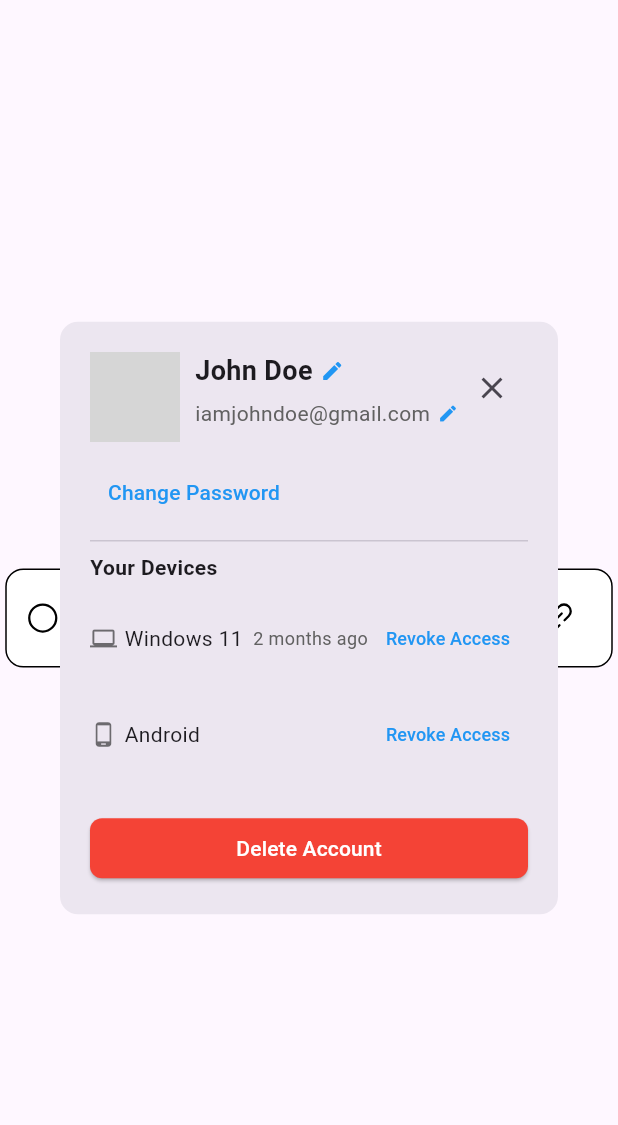
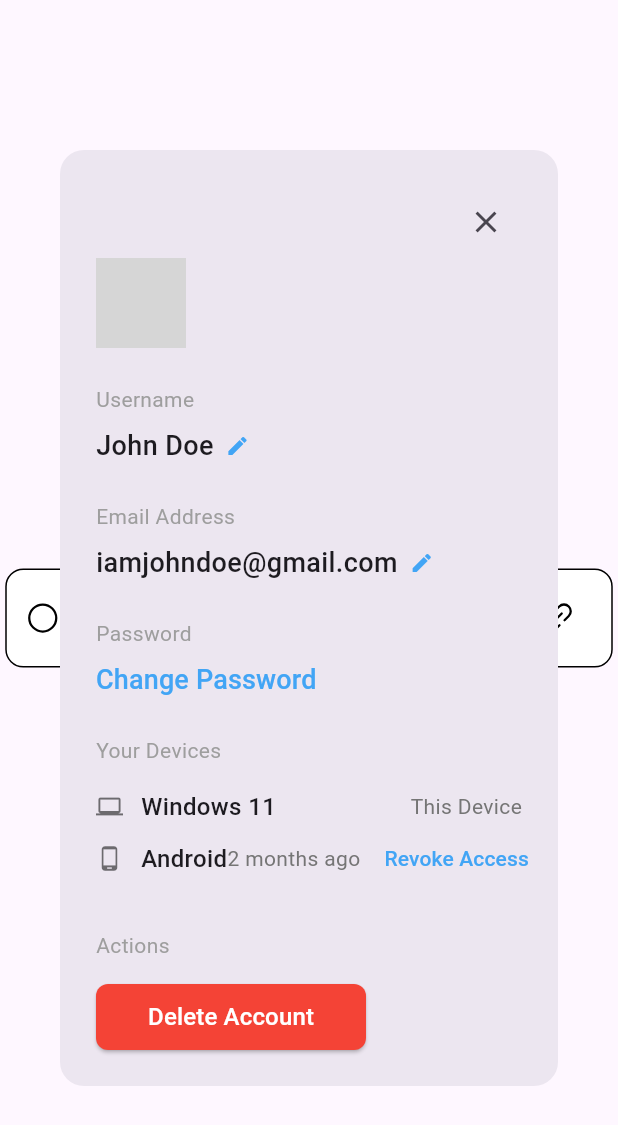
Before and after one commit to CookethOrg/Cooketh-Flow, a Flutter app: the TestScreen screen opened directly, on a phone screen of 412 x 824 dp. Shown: the top 1125 px of the screen. Run offline on Flutter 3.47's test engine with Material 3 defaults, Android fonts, the phone set to English and light mode, and no system bars; our stand-ins replace carousel_slider, dotted_border, flutter_dotenv, flutter_screenutil, google_fonts, hive_flutter and 2 more; accounts and stored records are empty; network calls fail; grey boxes are pictures that could not be loaded.

Commit message:
fix: ui of popup box

```diff
--- a/lib/core/widgets/drawers/dashboard_drawer.dart
+++ b/lib/core/widgets/drawers/dashboard_drawer.dart
@@ -1,6 +1,7 @@
 import 'package:cookethflow/core/services/supabase_service.dart';
 import 'package:cookethflow/providers/authentication_provider.dart';
 import 'package:cookethflow/providers/dashboard_provider.dart';
+import 'package:cookethflow/core/widgets/popup_box.dart';
 import 'package:cookethflow/screens/log_in.dart';
 import 'package:flutter/material.dart';
 import 'package:phosphor_flutter/phosphor_flutter.dart';
@@ -64,7 +65,15 @@ class DashboardDrawer extends StatelessWidget {
                                         fontFamily: 'Frederik', fontSize: 20),
                                   ),
                                   IconButton(
-                                      onPressed: () {},
+                                      onPressed: () {
+                                        // Show the ProfileDialog
+                                        showDialog(
+                                          context: context,
+                                          builder: (BuildContext context) {
+                                            return const ProfileDialog();
+                                          },
+                                        );
+                                      },
                                       icon: Icon(
                                           Icons.keyboard_arrow_down_outlined)),
                                   SizedBox(
--- a/lib/core/widgets/popup_box.dart
+++ b/lib/core/widgets/popup_box.dart
@@ -6,88 +6,168 @@ class ProfileDialog extends StatelessWidget {
   @override
   Widget build(BuildContext context) {
     return Dialog(
-      shape: RoundedRectangleBorder(borderRadius: BorderRadius.circular(12.0)),
+      shape: RoundedRectangleBorder(borderRadius: BorderRadius.circular(16.0)),
       child: Padding(
-        padding: const EdgeInsets.all(20.0),
+        padding: const EdgeInsets.all(24.0),
         child: Column(
           mainAxisSize: MainAxisSize.min,
           crossAxisAlignment: CrossAxisAlignment.start,
           children: [
-            // Header Row
+            // Header with Close Button
             Row(
-              crossAxisAlignment: CrossAxisAlignment.start,
+              mainAxisAlignment: MainAxisAlignment.end,
               children: [
-                // Profile Image
-                CircleAvatar(
-                  radius: 30,
-                  backgroundImage: NetworkImage("https://your-profile-image-link.com"),
-                ),
-                const SizedBox(width: 10),
-
-                // Username & Email
-                Expanded(
-                  child: Column(
-                    crossAxisAlignment: CrossAxisAlignment.start,
-                    children: [
-                      Row(
-                        children: [
-                          const Text("John Doe", style: TextStyle(fontSize: 18, fontWeight: FontWeight.bold)),
-                          const SizedBox(width: 5),
-                          Icon(Icons.edit, size: 16, color: Colors.blue),
-                        ],
-                      ),
-                      const SizedBox(height: 5),
-                      Row(
-                        children: [
-                          Text("iamjohndoe@gmail.com", style: TextStyle(fontSize: 14, color: Colors.grey[700])),
-                          const SizedBox(width: 5),
-                          Icon(Icons.edit, size: 14, color: Colors.blue),
-                        ],
-                      ),
-                    ],
-                  ),
-                ),
-
-                // Close Button
                 IconButton(
-                  icon: const Icon(Icons.close),
+                  icon: const Icon(Icons.close, size: 24),
+                  padding: EdgeInsets.zero,
+                  constraints: const BoxConstraints(),
                   onPressed: () => Navigator.pop(context),
                 ),
               ],
             ),
 
-            const SizedBox(height: 10),
-
-            // Change Password
-            TextButton(
-              onPressed: () {},
-              child: const Text("Change Password", style: TextStyle(color: Colors.blue)),
-            ),
-
-            const Divider(),
-
-            // Devices Section
-            const Text("Your Devices", style: TextStyle(fontWeight: FontWeight.bold)),
-            const SizedBox(height: 5),
-            Column(
+            // Username Section
+            Row(
+              crossAxisAlignment: CrossAxisAlignment.start,
               children: [
-                _deviceTile("Windows 11", Icons.computer, "2 months ago"),
-                _deviceTile("Android", Icons.phone_android, ""),
+                // Profile Image
+                Container(
+                  width: 60,
+                  height: 60,
+                  decoration: BoxDecoration(
+                    shape: BoxShape.circle,
+                    image: const DecorationImage(
+                      image: NetworkImage("https://your-profile-image-link.com"),
+                      fit: BoxFit.cover,
+                    ),
+                    border: Border.all(
+                      color: Colors.grey.shade300,
+                      width: 1.0,
+                    ),
+                  ),
+                  child: Stack(
+                    children: [
+                      Positioned(
+                        right: 0,
+                        bottom: 0,
+                        child: Container(
+                          decoration: BoxDecoration(
+                            color: Colors.white,
+                            shape: BoxShape.circle,
+                            border: Border.all(color: Colors.grey.shade300),
+                          ),
+                          padding: const EdgeInsets.all(2),
+                          child: const Icon(Icons.edit, size: 12),
+                        ),
+                      ),
+                    ],
+                  ),
+                ),
+                const SizedBox(width: 16),
               ],
             ),
 
-            const SizedBox(height: 20),
+            const SizedBox(height: 24),
+
+            // Username
+            const Text("Username",
+              style: TextStyle(fontSize: 14, color: Colors.grey),
+            ),
+            const SizedBox(height: 8),
+            Row(
+              children: [
+                const Text("John Doe",
+                  style: TextStyle(fontSize: 18, fontWeight: FontWeight.w500),
+                ),
+                const SizedBox(width: 8),
+                Icon(Icons.edit, size: 16, color: Colors.blue.shade400),
+              ],
+            ),
+
+            const SizedBox(height: 24),
+
+            // Email Address
+            const Text("Email Address",
+              style: TextStyle(fontSize: 14, color: Colors.grey),
+            ),
+            const SizedBox(height: 8),
+            Row(
+              children: [
+                const Text("iamjohndoe@gmail.com",
+                  style: TextStyle(fontSize: 18, fontWeight: FontWeight.w500),
+                ),
+                const SizedBox(width: 8),
+                Icon(Icons.edit, size: 16, color: Colors.blue.shade400),
+              ],
+            ),
+
+            const SizedBox(height: 24),
+
+            // Password
+            const Text("Password",
+              style: TextStyle(fontSize: 14, color: Colors.grey),
+            ),
+            const SizedBox(height: 8),
+            TextButton(
+              onPressed: () {},
+              style: TextButton.styleFrom(
+                padding: EdgeInsets.zero,
+                minimumSize: Size.zero,
+                tapTargetSize: MaterialTapTargetSize.shrinkWrap,
+              ),
+              child: Text("Change Password",
+                style: TextStyle(fontSize: 18, color: Colors.blue.shade400),
+              ),
+            ),
+
+            const SizedBox(height: 24),
+
+            // Devices Section
+            const Text("Your Devices",
+              style: TextStyle(fontSize: 14, color: Colors.grey),
+            ),
+            const SizedBox(height: 16),
+            _deviceTile(
+              context,
+              "Windows 11",
+              Icons.laptop,
+              "This Device",
+              showTime: false
+            ),
+            _deviceTile(
+              context,
+              "Android",
+              Icons.phone_android,
+              "2 months ago",
+              showRevokeButton: true
+            ),
+
+            const SizedBox(height: 24),
+
+            // Actions Section
+            const Text("Actions",
+              style: TextStyle(fontSize: 14, color: Colors.grey),
+            ),
+            const SizedBox(height: 16),
 
             // Delete Account Button
             SizedBox(
-              width: double.infinity,
+              height: 44,
+              width: 180,
               child: ElevatedButton(
                 onPressed: () {},
                 style: ElevatedButton.styleFrom(
                   backgroundColor: Colors.red,
                   shape: RoundedRectangleBorder(borderRadius: BorderRadius.circular(8)),
                 ),
-                child: const Text("Delete Account", style: TextStyle(color: Colors.white)),
+                child: const Text(
+                  "Delete Account",
+                  style: TextStyle(
+                    color: Colors.white,
+                    fontSize: 16,
+                    fontWeight: FontWeight.w500
+                  )
+                ),
               ),
             ),
           ],
@@ -96,21 +176,50 @@ class ProfileDialog extends StatelessWidget {
     );
   }
 
-  Widget _deviceTile(String name, IconData icon, String time) {
+  Widget _deviceTile(
+    BuildContext context,
+    String name,
+    IconData icon,
+    String timeOrLabel,
+    {bool showTime = true, bool showRevokeButton = false}
+  ) {
     return Padding(
-      padding: const EdgeInsets.symmetric(vertical: 8.0),
+      padding: const EdgeInsets.only(bottom: 12.0),
       child: Row(
         children: [
           Icon(icon, size: 18, color: Colors.black54),
-          const SizedBox(width: 5),
-          Text(name, style: const TextStyle(fontSize: 14)),
+          const SizedBox(width: 12),
+          Text(name,
+            style: const TextStyle(fontSize: 16, fontWeight: FontWeight.w500)
+          ),
           const Spacer(),
-          if (time.isNotEmpty)
-            Text(time, style: TextStyle(fontSize: 12, color: Colors.grey[700])),
-          TextButton(
-            onPressed: () {},
-            child: const Text("Revoke Access", style: TextStyle(color: Colors.blue, fontSize: 12)),
+          Text(
+            timeOrLabel,
+            style: TextStyle(
+              fontSize: 14,
+              color: Colors.grey[600],
+              fontWeight: FontWeight.w400
+            )
           ),
+          if (showRevokeButton) ...[
+            const SizedBox(width: 16),
+            TextButton(
+              onPressed: () {},
+              style: TextButton.styleFrom(
+                padding: EdgeInsets.zero,
+                minimumSize: Size.zero,
+                tapTargetSize: MaterialTapTargetSize.shrinkWrap,
+              ),
+              child: Text(
+                "Revoke Access",
+                style: TextStyle(
+                  color: Colors.blue.shade400,
+                  fontSize: 14,
+                  fontWeight: FontWeight.w500
+                )
+              ),
+            ),
+          ],
         ],
       ),
     );
```
